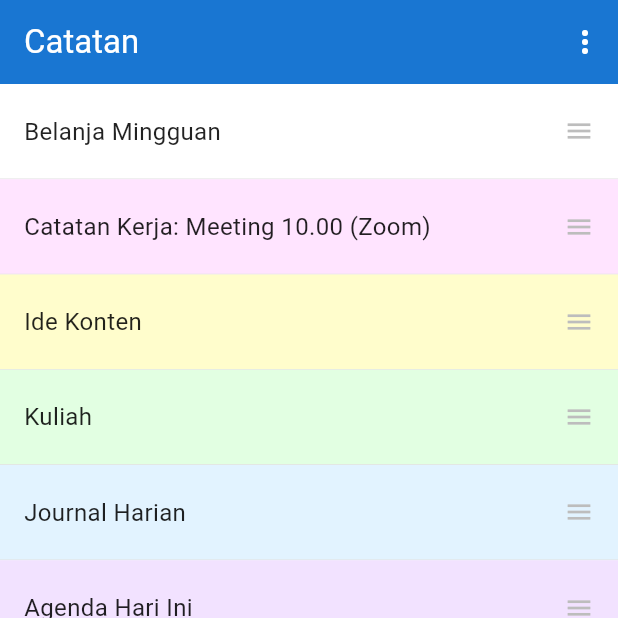
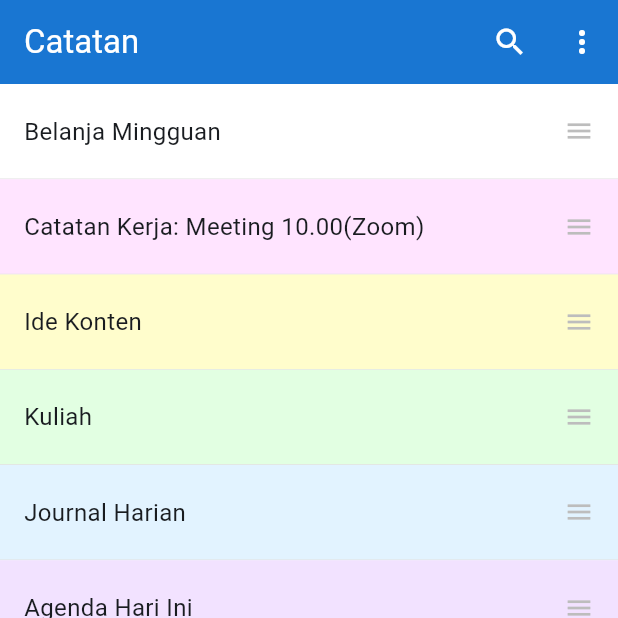
Before and after one commit to randimufi08-code/buku_catatan, a Flutter app: the screen it shows after launch, on a phone screen of 412 x 824 dp, the top half of it. Run offline on Flutter 3.47's test engine with Material 3 defaults, Android fonts, the phone set to English and light mode, and no system bars.

Commit message:
Fix bug: Tema gelap, pencarian, dan fitur hapus sinkron

```diff
--- a/lib/main.dart
+++ b/lib/main.dart
@@ -1,4 +1,7 @@
 import 'package:flutter/material.dart';
+
+// Notifier untuk memantau status Mode Gelap secara global
+ValueNotifier<ThemeMode> themeNotifier = ValueNotifier(ThemeMode.light);
 
 void main() {
   runApp(const BukuCatatanApp());
@@ -9,16 +12,22 @@ class BukuCatatanApp extends StatelessWidget {
 
   @override
   Widget build(BuildContext context) {
+    return ValueListenableBuilder<ThemeMode>(
+      valueListenable: themeNotifier,
+      builder: (_, ThemeMode currentMode, __) {
         return MaterialApp(
           debugShowCheckedModeBanner: false,
           title: 'Buku Catatan',
+          themeMode: currentMode,
           theme: ThemeData(
             useMaterial3: true,
-        // Menggunakan warna biru utama sesuai gambar referensi
             primaryColor: const Color(0xFF1976D2),
             colorScheme: ColorScheme.fromSeed(seedColor: const Color(0xFF1976D2)),
           ),
+          darkTheme: ThemeData.dark(useMaterial3: true),
           home: const MainNavigation(),
+        );
+      },
     );
   }
 }
@@ -53,10 +62,7 @@ class _MainNavigationState extends State<MainNavigation> {
       ),
       floatingActionButton: FloatingActionButton(
         onPressed: () {
-          Navigator.push(
-            context,
-            MaterialPageRoute(builder: (context) => const NoteEditorPage()),
-          );
+          Navigator.push(context, MaterialPageRoute(builder: (context) => const NoteEditorPage()));
         },
         backgroundColor: const Color(0xFF1976D2),
         child: const Icon(Icons.add, color: Colors.white),
@@ -65,55 +71,159 @@ class _MainNavigationState extends State<MainNavigation> {
   }
 }
 
-class NoteListPage extends StatelessWidget {
+class NoteListPage extends StatefulWidget {
   const NoteListPage({super.key});
 
   @override
+  State<NoteListPage> createState() => _NoteListPageState();
+}
+
+class _NoteListPageState extends State<NoteListPage> {
+  // Data dummy aplikasi
+  final List<Map<String, dynamic>> _allNotes = [
+    {"title": "Belanja Mingguan", "color": Colors.white},
+    {"title": "Catatan Kerja: Meeting 10.00(Zoom)", "color": const Color(0xFFFFE4FF)},
+    {"title": "Ide Konten", "color": const Color(0xFFFFFDCC)},
+    {"title": "Kuliah", "color": const Color(0xFFE2FFE2)},
+    {"title": "Journal Harian", "color": const Color(0xFFE2F3FF)},
+    {"title": "Agenda Hari Ini", "color": const Color(0xFFF2E2FF)},
+  ];
+
+  List<Map<String, dynamic>> _foundNotes = [];
+  bool _isSearching = false;
+  final TextEditingController _searchController = TextEditingController();
+
+  @override
+  void initState() {
+    _foundNotes = List.from(_allNotes);
+    super.initState();
+  }
+
+  void _runFilter(String enteredKeyword) {
+    List<Map<String, dynamic>> results = [];
+    if (enteredKeyword.isEmpty) {
+      results = _allNotes;
+    } else {
+      results = _allNotes
+          .where((note) => note["title"].toLowerCase().contains(enteredKeyword.toLowerCase()))
+          .toList();
+    }
+    setState(() {
+      _foundNotes = results;
+    });
+  }
+
+  @override
   Widget build(BuildContext context) {
+    bool isDarkMode = Theme.of(context).brightness == Brightness.dark;
+
     return Scaffold(
       appBar: AppBar(
-        backgroundColor: const Color(0xFF1976D2),
-        title: const Text("Catatan", style: TextStyle(color: Colors.white)),
+        backgroundColor: isDarkMode ? null : const Color(0xFF1976D2),
+        title: _isSearching
+            ? TextField(
+                controller: _searchController,
+                autofocus: true,
+                style: const TextStyle(color: Colors.white),
+                decoration: const InputDecoration(
+                  hintText: "Cari catatan...",
+                  hintStyle: TextStyle(color: Colors.white70),
+                  border: InputBorder.none,
+                ),
+                onChanged: (value) => _runFilter(value),
+              )
+            : const Text("Catatan", style: TextStyle(color: Colors.white)),
         actions: [
-          const Icon(Icons.more_vert, color: Colors.white),
-          const SizedBox(width: 10),
+          IconButton(
+            icon: Icon(_isSearching ? Icons.close : Icons.search, color: Colors.white),
+            onPressed: () {
+              setState(() {
+                _isSearching = !_isSearching;
+                if (!_isSearching) {
+                  _searchController.clear();
+                  _foundNotes = _allNotes;
+                }
+              });
+            },
+          ),
+          PopupMenuButton<String>(
+            icon: const Icon(Icons.more_vert, color: Colors.white),
+            onSelected: (value) {
+              if (value == 'dark_mode') {
+                themeNotifier.value = themeNotifier.value == ThemeMode.light ? ThemeMode.dark : ThemeMode.light;
+              }
+            },
+            itemBuilder: (context) => [
+              PopupMenuItem(
+                value: 'dark_mode',
+                child: Row(
+                  mainAxisAlignment: MainAxisAlignment.spaceBetween,
+                  children: [
+                    const Text("Mode Gelap"),
+                    Icon(
+                      themeNotifier.value == ThemeMode.dark ? Icons.toggle_on : Icons.toggle_off,
+                      color: themeNotifier.value == ThemeMode.dark ? Colors.blue : Colors.grey,
+                    ),
                   ],
                 ),
-      body: ListView(
-        padding: EdgeInsets.zero,
-        children: [
-          _buildColorNote("Belanja Mingguan", Colors.white),
-          _buildColorNote("Catatan Kerja: Meeting 10.00 (Zoom)", const Color(0xFFFFE4FF)),
-          _buildColorNote("Ide Konten", const Color(0xFFFFFDCC)),
-          _buildColorNote("Kuliah", const Color(0xFFE2FFE2)),
-          _buildColorNote("Journal Harian", const Color(0xFFE2F3FF)),
-          _buildColorNote("Agenda Hari Ini", const Color(0xFFF2E2FF)),
+              ),
+              const PopupMenuItem(value: 'backup', child: Text("Cadangkan / Pulihkan")),
             ],
+          ),
+        ],
+      ),
+      body: ListView.builder(
+        itemCount: _foundNotes.length,
+        itemBuilder: (context, index) {
+          final note = _foundNotes[index];
+          return Dismissible(
+            key: UniqueKey(),
+            direction: DismissDirection.endToStart,
+            background: Container(
+              color: Colors.red,
+              alignment: Alignment.centerRight,
+              padding: const EdgeInsets.symmetric(horizontal: 20),
+              child: const Icon(Icons.delete, color: Colors.white),
+            ),
+            onDismissed: (direction) {
+              final removedNote = note;
+              final originalIndex = _allNotes.indexOf(note);
+              setState(() {
+                _allNotes.removeAt(originalIndex);
+                _foundNotes = List.from(_allNotes);
+              });
+              ScaffoldMessenger.of(context).showSnackBar(
+                SnackBar(
+                  content: Text("${removedNote['title']} dihapus"),
+                  action: SnackBarAction(
+                    label: "UNDO",
+                    onPressed: () => setState(() {
+                      _allNotes.insert(originalIndex, removedNote);
+                      _foundNotes = List.from(_allNotes);
+                    }),
+                  ),
+                ),
+              );
+            },
+            child: _buildColorNote(note['title'], isDarkMode ? Colors.grey[850]! : note['color']),
+          );
+        },
       ),
     );
   }
 
-  // Widget kartu catatan dengan warna latar belakang dinamis sesuai gambar
   Widget _buildColorNote(String title, Color bgColor) {
     return Container(
-      width: double.infinity,
       padding: const EdgeInsets.symmetric(horizontal: 16, vertical: 20),
       decoration: BoxDecoration(
         color: bgColor,
-        border: Border(
-          bottom: BorderSide(color: Colors.grey.shade300, width: 0.5),
-        ),
+        border: Border(bottom: BorderSide(color: Colors.grey.shade300, width: 0.5)),
       ),
       child: Row(
         mainAxisAlignment: MainAxisAlignment.spaceBetween,
         children: [
-          Expanded(
-            child: Text(
-              title,
-              style: const TextStyle(fontSize: 16, color: Colors.black87),
-            ),
-          ),
-          Icon(Icons.menu, color: Colors.grey.shade400, size: 20), // Ikon garis dua di kanan
+          Expanded(child: Text(title, style: const TextStyle(fontSize: 16))),
+          Icon(Icons.menu, color: Colors.grey.shade400, size: 20),
         ],
       ),
     );
@@ -127,7 +237,7 @@ class ToDoListPage extends StatelessWidget {
   Widget build(BuildContext context) {
     return Scaffold(
       appBar: AppBar(
-        backgroundColor: const Color(0xFF1976D2),
+        backgroundColor: Theme.of(context).brightness == Brightness.dark ? null : const Color(0xFF1976D2),
         title: const Text("Tugas", style: TextStyle(color: Colors.white)),
       ),
       body: const Center(child: Text("Halaman Tugas")),
@@ -150,20 +260,20 @@ class NoteEditorPage extends StatelessWidget {
           ),
         ],
       ),
-      body: Padding(
-        padding: const EdgeInsets.all(16),
+      body: const Padding(
+        padding: EdgeInsets.all(16),
         child: Column(
           children: [
-            const TextField(
+            TextField(
               decoration: InputDecoration(hintText: "Judul", border: InputBorder.none),
               style: TextStyle(fontSize: 22, fontWeight: FontWeight.bold),
             ),
-            const Divider(),
+            Divider(),
             Expanded(
               child: TextField(
-                decoration: const InputDecoration(hintText: "Tulis sesuatu...", border: InputBorder.none),
+                decoration: InputDecoration(hintText: "Tulis sesuatu...", border: InputBorder.none),
                 maxLines: null,
-                style: const TextStyle(fontSize: 18),
+                style: TextStyle(fontSize: 18),
               ),
             ),
           ],
```
Also changed, not shown: 1 other file. Lines whose indentation alone changed are shown as unchanged.
